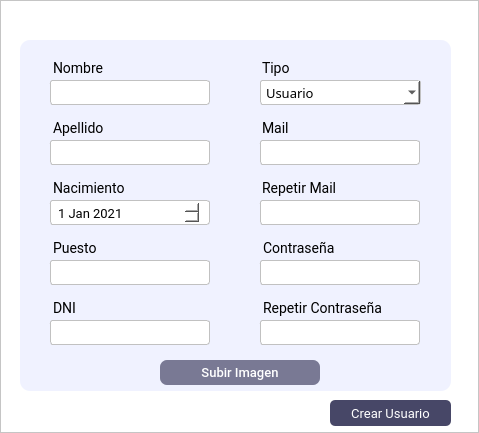
This is Interfaces/main/Ui/create_user.ui in juanignaciocansillieri/bullsoft as Qt 5 draws it before an edit. The edited form follows.
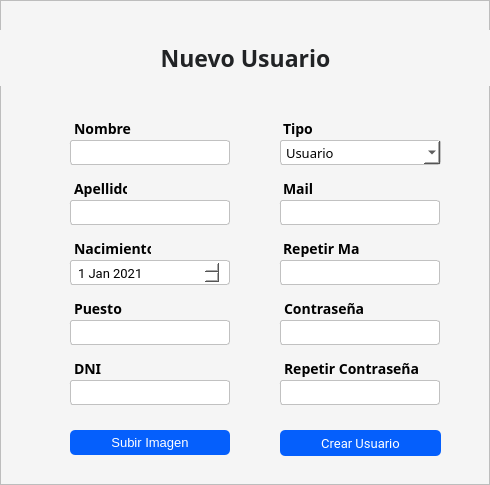
This is the edited form.

Diff of the .ui file:
```diff
--- a/Interfaces/main/Ui/create_user.ui
+++ b/Interfaces/main/Ui/create_user.ui
@@ -6,8 +6,8 @@
    <rect>
     <x>0</x>
     <y>0</y>
-    <width>479</width>
-    <height>433</height>
+    <width>490</width>
+    <height>485</height>
    </rect>
   </property>
   <property name="windowTitle">
@@ -45,7 +45,7 @@
        </size>
       </property>
       <property name="styleSheet">
-       <string notr="true">background: #fff;
+       <string notr="true">background: #f5f5f5;
 </string>
       </property>
       <property name="frameShape">
@@ -54,37 +54,85 @@
       <property name="frameShadow">
        <enum>QFrame::Raised</enum>
       </property>
-      <widget class="QFrame" name="frame_3">
+      <widget class="QPushButton" name="crearprod_btn">
        <property name="geometry">
         <rect>
-         <x>20</x>
-         <y>40</y>
-         <width>431</width>
-         <height>351</height>
+         <x>280</x>
+         <y>430</y>
+         <width>161</width>
+         <height>26</height>
         </rect>
+       </property>
+       <property name="font">
+        <font>
+         <family>Roboto</family>
+         <pointsize>10</pointsize>
+        </font>
+       </property>
+       <property name="cursor">
+        <cursorShape>PointingHandCursor</cursorShape>
+       </property>
+       <property name="styleSheet">
+        <string notr="true">QPushButton{
+background-color: #055ffc;
+color:#fff;
+border-radius: 5px;
+text-align:center;
+}
+
+QPushButton:hover{
+
+}</string>
+       </property>
+       <property name="text">
+        <string>Crear Usuario</string>
+       </property>
+      </widget>
+      <widget class="QLineEdit" name="dni_input">
+       <property name="geometry">
+        <rect>
+         <x>60</x>
+         <y>380</y>
+         <width>170</width>
+         <height>25</height>
+        </rect>
+       </property>
+       <property name="minimumSize">
+        <size>
+         <width>0</width>
+         <height>0</height>
+        </size>
        </property>
        <property name="maximumSize">
         <size>
          <width>16777215</width>
-         <height>400</height>
+         <height>25</height>
         </size>
        </property>
        <property name="styleSheet">
-        <string notr="true">border-radius: 10px;
-background-color: rgb(240, 242, 255);
+        <string notr="true">QLineEdit{
+background-color: #fff;
+border: 0.5px solid #c1c1c1;
+border-radius: 3px;
+padding: 4 5px;
+color: #e9e9;
+font-family:Roboto;
+font-size:13px;
+font-weight: 400;
+margin-left: 10px;
+
+}
 </string>
        </property>
-       <property name="frameShape">
-        <enum>QFrame::StyledPanel</enum>
+       <property name="placeholderText">
+        <string/>
        </property>
-       <property name="frameShadow">
-        <enum>QFrame::Raised</enum>
-       </property>
+      </widget>
        <widget class="QLabel" name="label_rep_password">
         <property name="geometry">
          <rect>
-          <x>230</x>
-          <y>250</y>
+         <x>270</x>
+         <y>350</y>
           <width>158</width>
           <height>27</height>
          </rect>
@@ -97,13 +145,14 @@
         </property>
         <property name="font">
          <font>
-          <family>Roboto</family>
+         <family>Cairo</family>
           <pointsize>-1</pointsize>
+         <weight>75</weight>
+         <bold>true</bold>
          </font>
         </property>
         <property name="styleSheet">
-         <string notr="true">font-family: Roboto;
-font-size: 14px;
+        <string notr="true">font-size: 14px;
 margin-top:10px;
 margin-left:10px
 
@@ -113,11 +162,86 @@
          <string>Repetir Contraseña</string>
         </property>
        </widget>
+      <widget class="QLabel" name="label_mail">
+       <property name="geometry">
+        <rect>
+         <x>269</x>
+         <y>170</y>
+         <width>90</width>
+         <height>27</height>
+        </rect>
+       </property>
+       <property name="maximumSize">
+        <size>
+         <width>90</width>
+         <height>16777215</height>
+        </size>
+       </property>
+       <property name="font">
+        <font>
+         <family>Cairo</family>
+         <pointsize>-1</pointsize>
+         <weight>75</weight>
+         <bold>true</bold>
+        </font>
+       </property>
+       <property name="styleSheet">
+        <string notr="true">font-size: 14px;
+color: #000;
+margin-top:10px;
+margin-left:10px
+
+</string>
+       </property>
+       <property name="text">
+        <string>Mail</string>
+       </property>
+      </widget>
+      <widget class="QLineEdit" name="mail_input">
+       <property name="geometry">
+        <rect>
+         <x>270</x>
+         <y>200</y>
+         <width>170</width>
+         <height>25</height>
+        </rect>
+       </property>
+       <property name="minimumSize">
+        <size>
+         <width>0</width>
+         <height>0</height>
+        </size>
+       </property>
+       <property name="maximumSize">
+        <size>
+         <width>16777215</width>
+         <height>25</height>
+        </size>
+       </property>
+       <property name="styleSheet">
+        <string notr="true">QLineEdit{
+background-color: #fff;
+border: 0.5px solid #c1c1c1;
+border-radius: 3px;
+padding: 4 5px;
+color: #e9e9;
+font-family:Roboto;
+font-size:13px;
+font-weight: 400;
+margin-left: 10px;
+
+}
+</string>
+       </property>
+       <property name="placeholderText">
+        <string/>
+       </property>
+      </widget>
        <widget class="QComboBox" name="tipo_cb">
         <property name="geometry">
          <rect>
-          <x>240</x>
-          <y>40</y>
+         <x>280</x>
+         <y>140</y>
           <width>161</width>
           <height>25</height>
          </rect>
@@ -173,45 +297,11 @@
          </property>
         </item>
        </widget>
-       <widget class="QLabel" name="label_mail">
+      <widget class="QLineEdit" name="pass_input">
         <property name="geometry">
          <rect>
-          <x>229</x>
-          <y>70</y>
-          <width>90</width>
-          <height>27</height>
-         </rect>
-        </property>
-        <property name="maximumSize">
-         <size>
-          <width>90</width>
-          <height>16777215</height>
-         </size>
-        </property>
-        <property name="font">
-         <font>
-          <family>Roboto</family>
-          <pointsize>-1</pointsize>
-         </font>
-        </property>
-        <property name="styleSheet">
-         <string notr="true">font-family: Roboto;
-font-size: 14px;
-color: #000;
-margin-top:10px;
-margin-left:10px
-
-</string>
-        </property>
-        <property name="text">
-         <string>Mail</string>
-        </property>
-       </widget>
-       <widget class="QLineEdit" name="apellido_input">
-        <property name="geometry">
-         <rect>
-          <x>20</x>
-          <y>100</y>
+         <x>270</x>
+         <y>320</y>
           <width>170</width>
           <height>25</height>
          </rect>
@@ -243,88 +333,35 @@
 }
 </string>
         </property>
+       <property name="inputMethodHints">
+        <set>Qt::ImhHiddenText|Qt::ImhNoAutoUppercase|Qt::ImhNoPredictiveText|Qt::ImhSensitiveData</set>
+       </property>
+       <property name="echoMode">
+        <enum>QLineEdit::Password</enum>
+       </property>
         <property name="placeholderText">
          <string/>
         </property>
        </widget>
-       <widget class="QLabel" name="label_apellido">
-        <property name="geometry">
-         <rect>
-          <x>20</x>
-          <y>70</y>
-          <width>67</width>
-          <height>27</height>
-         </rect>
-        </property>
-        <property name="font">
-         <font>
-          <family>Roboto</family>
-          <pointsize>-1</pointsize>
-         </font>
-        </property>
-        <property name="styleSheet">
-         <string notr="true">font-family: Roboto;
-font-size: 14px;
-margin-top:10px;
-margin-left:10px
-
-</string>
-        </property>
-        <property name="text">
-         <string>Apellido</string>
-        </property>
-       </widget>
-       <widget class="QLabel" name="label_tipo">
-        <property name="geometry">
-         <rect>
-          <x>229</x>
-          <y>10</y>
-          <width>90</width>
-          <height>27</height>
-         </rect>
-        </property>
-        <property name="maximumSize">
-         <size>
-          <width>90</width>
-          <height>16777215</height>
-         </size>
-        </property>
-        <property name="font">
-         <font>
-          <family>Roboto</family>
-          <pointsize>-1</pointsize>
-         </font>
-        </property>
-        <property name="styleSheet">
-         <string notr="true">font-family: Roboto;
-font-size: 14px;
-margin-top:10px;
-margin-left:10px
-
-</string>
-        </property>
-        <property name="text">
-         <string>Tipo</string>
-        </property>
-       </widget>
        <widget class="QLabel" name="label_nombre">
         <property name="geometry">
          <rect>
-          <x>20</x>
-          <y>10</y>
+         <x>60</x>
+         <y>110</y>
           <width>71</width>
           <height>27</height>
          </rect>
         </property>
         <property name="font">
          <font>
-          <family>Roboto</family>
+         <family>Cairo</family>
           <pointsize>-1</pointsize>
+         <weight>75</weight>
+         <bold>true</bold>
          </font>
         </property>
         <property name="styleSheet">
-         <string notr="true">font-family: Roboto;
-font-size: 14px;
+        <string notr="true">font-size: 14px;
 margin-top:10px;
 margin-left:10px
 
@@ -337,8 +374,8 @@
        <widget class="QLineEdit" name="nombre_input_2">
         <property name="geometry">
          <rect>
-          <x>20</x>
-          <y>40</y>
+         <x>60</x>
+         <y>140</y>
           <width>170</width>
           <height>25</height>
          </rect>
@@ -377,84 +414,65 @@
          <string/>
         </property>
        </widget>
-       <widget class="QLabel" name="label_password">
+      <widget class="QLineEdit" name="apellido_input">
         <property name="geometry">
          <rect>
-          <x>230</x>
-          <y>190</y>
-          <width>154</width>
-          <height>27</height>
-         </rect>
-        </property>
+         <x>60</x>
+         <y>200</y>
+         <width>170</width>
+         <height>25</height>
+        </rect>
+       </property>
+       <property name="minimumSize">
+        <size>
+         <width>0</width>
+         <height>0</height>
+        </size>
+       </property>
         <property name="maximumSize">
          <size>
-          <width>154</width>
-          <height>16777215</height>
-         </size>
-        </property>
-        <property name="font">
-         <font>
-          <family>Roboto</family>
-          <pointsize>-1</pointsize>
-         </font>
-        </property>
+         <width>16777215</width>
+         <height>25</height>
+        </size>
+       </property>
         <property name="styleSheet">
-         <string notr="true">font-family: Roboto;
-font-size: 14px;
-margin-top:10px;
-margin-left:10px
+        <string notr="true">QLineEdit{
+background-color: #fff;
+border: 0.5px solid #c1c1c1;
+border-radius: 3px;
+padding: 4 5px;
+color: #e9e9;
+font-family:Roboto;
+font-size:13px;
+font-weight: 400;
+margin-left: 10px;
 
+}
 </string>
         </property>
-        <property name="text">
-         <string>Contraseña</string>
-        </property>
-       </widget>
-       <widget class="QLabel" name="label_dni">
-        <property name="geometry">
-         <rect>
-          <x>20</x>
-          <y>250</y>
-          <width>71</width>
-          <height>27</height>
-         </rect>
-        </property>
-        <property name="font">
-         <font>
-          <family>Roboto</family>
-          <pointsize>-1</pointsize>
-         </font>
-        </property>
-        <property name="styleSheet">
-         <string notr="true">font-family: Roboto;
-font-size: 14px;
-margin-top:10px;
-margin-left:10px
-
-</string>
-        </property>
-        <property name="text">
-         <string>DNI</string>
+       <property name="placeholderText">
+        <string/>
         </property>
        </widget>
        <widget class="QLabel" name="label_nacimiento">
         <property name="geometry">
          <rect>
-          <x>20</x>
-          <y>130</y>
+         <x>60</x>
+         <y>230</y>
           <width>91</width>
           <height>27</height>
          </rect>
         </property>
         <property name="font">
          <font>
-          <family>Roboto</family>
+         <family>Cairo</family>
           <pointsize>-1</pointsize>
+         <weight>75</weight>
+         <bold>true</bold>
          </font>
         </property>
         <property name="styleSheet">
-         <string notr="true">font-family: Roboto;
-font-size: 14px;
+        <string notr="true">font-size: 14px;
 margin-top:10px;
 margin-left:10px
 
@@ -464,111 +482,11 @@
          <string>Nacimiento</string>
         </property>
        </widget>
-       <widget class="QLabel" name="label_rep_mail">
-        <property name="geometry">
-         <rect>
-          <x>229</x>
-          <y>130</y>
-          <width>90</width>
-          <height>27</height>
-         </rect>
-        </property>
-        <property name="maximumSize">
-         <size>
-          <width>90</width>
-          <height>16777215</height>
-         </size>
-        </property>
-        <property name="font">
-         <font>
-          <family>Roboto</family>
-          <pointsize>-1</pointsize>
-         </font>
-        </property>
-        <property name="styleSheet">
-         <string notr="true">font-family: Roboto;
-font-size: 14px;
-margin-top:10px;
-margin-left:10px
-
-</string>
-        </property>
-        <property name="text">
-         <string>Repetir Mail</string>
-        </property>
-       </widget>
-       <widget class="QLineEdit" name="puesto_input">
-        <property name="geometry">
-         <rect>
-          <x>20</x>
-          <y>220</y>
-          <width>170</width>
-          <height>25</height>
-         </rect>
-        </property>
-        <property name="minimumSize">
-         <size>
-          <width>0</width>
-          <height>0</height>
-         </size>
-        </property>
-        <property name="maximumSize">
-         <size>
-          <width>16777215</width>
-          <height>25</height>
-         </size>
-        </property>
-        <property name="styleSheet">
-         <string notr="true">QLineEdit{
-background-color: #fff;
-border: 0.5px solid #c1c1c1;
-border-radius: 3px;
-padding: 4 5px;
-color: #e9e9;
-font-family:Roboto;
-font-size:13px;
-font-weight: 400;
-margin-left: 10px;
-
-}
-</string>
-        </property>
-        <property name="placeholderText">
-         <string/>
-        </property>
-       </widget>
-       <widget class="QLabel" name="label_puesto">
-        <property name="geometry">
-         <rect>
-          <x>20</x>
-          <y>190</y>
-          <width>84</width>
-          <height>27</height>
-         </rect>
-        </property>
-        <property name="font">
-         <font>
-          <family>Roboto</family>
-          <pointsize>-1</pointsize>
-         </font>
-        </property>
-        <property name="styleSheet">
-         <string notr="true">font-family: Roboto;
-font-size: 14px;
-margin-top:10px;
-margin-left:10px
-
-</string>
-        </property>
-        <property name="text">
-         <string>Puesto</string>
-        </property>
-       </widget>
        <widget class="QDateEdit" name="nacimiento_date">
         <property name="geometry">
          <rect>
-          <x>20</x>
-          <y>160</y>
+         <x>60</x>
+         <y>260</y>
           <width>170</width>
           <height>25</height>
          </rect>
@@ -598,256 +516,76 @@
          </datetime>
         </property>
        </widget>
-       <widget class="QLineEdit" name="mail_input">
+      <widget class="QLabel" name="label_password">
         <property name="geometry">
          <rect>
-          <x>230</x>
-          <y>100</y>
-          <width>170</width>
-          <height>25</height>
-         </rect>
-        </property>
-        <property name="minimumSize">
-         <size>
-          <width>0</width>
-          <height>0</height>
-         </size>
-        </property>
+         <x>270</x>
+         <y>290</y>
+         <width>154</width>
+         <height>27</height>
+        </rect>
+       </property>
         <property name="maximumSize">
          <size>
-          <width>16777215</width>
-          <height>25</height>
-         </size>
-        </property>
-        <property name="styleSheet">
-         <string notr="true">QLineEdit{
-background-color: #fff;
-border: 0.5px solid #c1c1c1;
-border-radius: 3px;
-padding: 4 5px;
-color: #e9e9;
-font-family:Roboto;
-font-size:13px;
-font-weight: 400;
-margin-left: 10px;
-
-}
-</string>
-        </property>
-        <property name="placeholderText">
-         <string/>
-        </property>
-       </widget>
-       <widget class="QLineEdit" name="mail_rep_input">
-        <property name="geometry">
-         <rect>
-          <x>230</x>
-          <y>160</y>
-          <width>170</width>
-          <height>25</height>
-         </rect>
-        </property>
-        <property name="minimumSize">
-         <size>
-          <width>0</width>
-          <height>0</height>
-         </size>
-        </property>
-        <property name="maximumSize">
-         <size>
-          <width>16777215</width>
-          <height>25</height>
-         </size>
-        </property>
+         <width>154</width>
+         <height>16777215</height>
+        </size>
+       </property>
+       <property name="font">
+        <font>
+         <family>Cairo</family>
+         <pointsize>-1</pointsize>
+         <weight>75</weight>
+         <bold>true</bold>
+        </font>
+       </property>
         <property name="styleSheet">
-         <string notr="true">QLineEdit{
-background-color: #fff;
-border: 0.5px solid #c1c1c1;
-border-radius: 3px;
-padding: 4 5px;
-color: #e9e9;
-font-family:Roboto;
-font-size:13px;
-font-weight: 400;
-margin-left: 10px;
+        <string notr="true">font-size: 14px;
+margin-top:10px;
+margin-left:10px
 
-}
 </string>
         </property>
-        <property name="placeholderText">
-         <string/>
-        </property>
-       </widget>
-       <widget class="QLineEdit" name="pass_rep_input">
+       <property name="text">
+        <string>Contraseña</string>
+       </property>
+      </widget>
+      <widget class="QLabel" name="label_puesto">
         <property name="geometry">
          <rect>
-          <x>230</x>
-          <y>280</y>
-          <width>170</width>
-          <height>25</height>
-         </rect>
-        </property>
-        <property name="minimumSize">
-         <size>
-          <width>0</width>
-          <height>0</height>
-         </size>
-        </property>
-        <property name="maximumSize">
-         <size>
-          <width>16777215</width>
-          <height>25</height>
-         </size>
-        </property>
-        <property name="styleSheet">
-         <string notr="true">QLineEdit{
-background-color: #fff;
-border: 0.5px solid #c1c1c1;
-border-radius: 3px;
-padding: 4 5px;
-color: #e9e9;
-font-family:Roboto;
-font-size:13px;
-font-weight: 400;
-margin-left: 10px;
-
-}
-</string>
-        </property>
-        <property name="echoMode">
-         <enum>QLineEdit::Password</enum>
-        </property>
-        <property name="placeholderText">
-         <string/>
-        </property>
-       </widget>
-       <widget class="QLineEdit" name="pass_input">
-        <property name="geometry">
-         <rect>
-          <x>230</x>
-          <y>220</y>
-          <width>170</width>
-          <height>25</height>
-         </rect>
-        </property>
-        <property name="minimumSize">
-         <size>
-          <width>0</width>
-          <height>0</height>
-         </size>
-        </property>
-        <property name="maximumSize">
-         <size>
-          <width>16777215</width>
-          <height>25</height>
-         </size>
-        </property>
-        <property name="styleSheet">
-         <string notr="true">QLineEdit{
-background-color: #fff;
-border: 0.5px solid #c1c1c1;
-border-radius: 3px;
-padding: 4 5px;
-color: #e9e9;
-font-family:Roboto;
-font-size:13px;
-font-weight: 400;
-margin-left: 10px;
-
-}
-</string>
-        </property>
-        <property name="inputMethodHints">
-         <set>Qt::ImhHiddenText|Qt::ImhNoAutoUppercase|Qt::ImhNoPredictiveText|Qt::ImhSensitiveData</set>
-        </property>
-        <property name="echoMode">
-         <enum>QLineEdit::Password</enum>
-        </property>
-        <property name="placeholderText">
-         <string/>
-        </property>
-       </widget>
-       <widget class="QLineEdit" name="dni_input">
-        <property name="geometry">
-         <rect>
-          <x>20</x>
-          <y>280</y>
-          <width>170</width>
-          <height>25</height>
-         </rect>
-        </property>
-        <property name="minimumSize">
-         <size>
-          <width>0</width>
-          <height>0</height>
-         </size>
-        </property>
-        <property name="maximumSize">
-         <size>
-          <width>16777215</width>
-          <height>25</height>
-         </size>
-        </property>
-        <property name="styleSheet">
-         <string notr="true">QLineEdit{
-background-color: #fff;
-border: 0.5px solid #c1c1c1;
-border-radius: 3px;
-padding: 4 5px;
-color: #e9e9;
-font-family:Roboto;
-font-size:13px;
-font-weight: 400;
-margin-left: 10px;
-
-}
-</string>
-        </property>
-        <property name="placeholderText">
-         <string/>
-        </property>
-       </widget>
-      </widget>
-      <widget class="QPushButton" name="crearprod_btn">
-       <property name="geometry">
-        <rect>
-         <x>330</x>
-         <y>400</y>
-         <width>121</width>
-         <height>26</height>
-        </rect>
-       </property>
+         <x>60</x>
+         <y>290</y>
+         <width>84</width>
+         <height>27</height>
+        </rect>
+       </property>
        <property name="font">
         <font>
-         <family>Roboto</family>
+         <family>Cairo</family>
          <pointsize>-1</pointsize>
+         <weight>75</weight>
+         <bold>true</bold>
         </font>
        </property>
        <property name="cursor">
         <cursorShape>PointingHandCursor</cursorShape>
        </property>
        <property name="styleSheet">
-        <string notr="true">QPushButton{
-background-color: rgba(71, 71, 103);
-color: #fff;
-border-radius:5px;
-font-family:Roboto;
-font-size: 13px
+        <string notr="true">font-size: 14px;
+margin-top:10px;
+margin-left:10px
 
-}
-QPushButton:hover{
-background-color: rgba(71, 71, 103,180);
-}</string>
+</string>
        </property>
        <property name="text">
-        <string>Crear Usuario</string>
+        <string>Puesto</string>
        </property>
       </widget>
       <widget class="QPushButton" name="subirFoto_btn">
        <property name="geometry">
         <rect>
-         <x>160</x>
-         <y>360</y>
+         <x>70</x>
+         <y>430</y>
          <width>160</width>
          <height>25</height>
         </rect>
@@ -858,20 +596,22 @@
          <height>16777215</height>
         </size>
        </property>
+       <property name="font">
+        <font>
+         <pointsize>10</pointsize>
+        </font>
+       </property>
        <property name="cursor">
         <cursorShape>PointingHandCursor</cursorShape>
        </property>
        <property name="styleSheet">
         <string notr="true">QPushButton{
-background-color: rgba(71, 71, 103,180);
-border-radius: 7px;
-padding: 4 10px;
-color: #fff;
-font-family:Roboto;
-border: none;
-font-size:13px;
-font-weight: 500;
+background-color: #055ffc;
+color:#fff;
+border-radius: 5px;
+text-align:center;
 }
+
 QPushButton:hover{
 background-color: rgba(71, 71, 103);
 color: #fff;
@@ -882,6 +622,282 @@
         <string>Subir Imagen</string>
        </property>
       </widget>
+      <widget class="QLineEdit" name="pass_rep_input">
+       <property name="geometry">
+        <rect>
+         <x>270</x>
+         <y>380</y>
+         <width>170</width>
+         <height>25</height>
+        </rect>
+       </property>
+       <property name="minimumSize">
+        <size>
+         <width>0</width>
+         <height>0</height>
+        </size>
+       </property>
+       <property name="maximumSize">
+        <size>
+         <width>16777215</width>
+         <height>25</height>
+        </size>
+       </property>
+       <property name="styleSheet">
+        <string notr="true">QLineEdit{
+background-color: #fff;
+border: 0.5px solid #c1c1c1;
+border-radius: 3px;
+padding: 4 5px;
+color: #e9e9;
+font-family:Roboto;
+font-size:13px;
+font-weight: 400;
+margin-left: 10px;
+
+}
+</string>
+       </property>
+       <property name="echoMode">
+        <enum>QLineEdit::Password</enum>
+       </property>
+       <property name="placeholderText">
+        <string/>
+       </property>
+      </widget>
+      <widget class="QLabel" name="label_rep_mail">
+       <property name="geometry">
+        <rect>
+         <x>269</x>
+         <y>230</y>
+         <width>90</width>
+         <height>27</height>
+        </rect>
+       </property>
+       <property name="maximumSize">
+        <size>
+         <width>90</width>
+         <height>16777215</height>
+        </size>
+       </property>
+       <property name="font">
+        <font>
+         <family>Cairo</family>
+         <pointsize>-1</pointsize>
+         <weight>75</weight>
+         <bold>true</bold>
+        </font>
+       </property>
+       <property name="styleSheet">
+        <string notr="true">font-size: 14px;
+margin-top:10px;
+margin-left:10px
+
+</string>
+       </property>
+       <property name="text">
+        <string>Repetir Mail</string>
+       </property>
+      </widget>
+      <widget class="QLineEdit" name="mail_rep_input">
+       <property name="geometry">
+        <rect>
+         <x>270</x>
+         <y>260</y>
+         <width>170</width>
+         <height>25</height>
+        </rect>
+       </property>
+       <property name="minimumSize">
+        <size>
+         <width>0</width>
+         <height>0</height>
+        </size>
+       </property>
+       <property name="maximumSize">
+        <size>
+         <width>16777215</width>
+         <height>25</height>
+        </size>
+       </property>
+       <property name="styleSheet">
+        <string notr="true">QLineEdit{
+background-color: #fff;
+border: 0.5px solid #c1c1c1;
+border-radius: 3px;
+padding: 4 5px;
+color: #e9e9;
+font-family:Roboto;
+font-size:13px;
+font-weight: 400;
+margin-left: 10px;
+
+}
+</string>
+       </property>
+       <property name="placeholderText">
+        <string/>
+       </property>
+      </widget>
+      <widget class="QLabel" name="label_tipo">
+       <property name="geometry">
+        <rect>
+         <x>269</x>
+         <y>110</y>
+         <width>90</width>
+         <height>27</height>
+        </rect>
+       </property>
+       <property name="maximumSize">
+        <size>
+         <width>90</width>
+         <height>16777215</height>
+        </size>
+       </property>
+       <property name="font">
+        <font>
+         <family>Cairo</family>
+         <pointsize>-1</pointsize>
+         <weight>75</weight>
+         <bold>true</bold>
+        </font>
+       </property>
+       <property name="styleSheet">
+        <string notr="true">font-size: 14px;
+margin-top:10px;
+margin-left:10px
+
+</string>
+       </property>
+       <property name="text">
+        <string>Tipo</string>
+       </property>
+      </widget>
+      <widget class="QLabel" name="label_dni">
+       <property name="geometry">
+        <rect>
+         <x>60</x>
+         <y>350</y>
+         <width>71</width>
+         <height>27</height>
+        </rect>
+       </property>
+       <property name="font">
+        <font>
+         <family>Cairo</family>
+         <pointsize>-1</pointsize>
+         <weight>75</weight>
+         <bold>true</bold>
+        </font>
+       </property>
+       <property name="styleSheet">
+        <string notr="true">font-size: 14px;
+margin-top:10px;
+margin-left:10px
+
+</string>
+       </property>
+       <property name="text">
+        <string>DNI</string>
+       </property>
+      </widget>
+      <widget class="QLabel" name="label_apellido">
+       <property name="geometry">
+        <rect>
+         <x>60</x>
+         <y>170</y>
+         <width>67</width>
+         <height>27</height>
+        </rect>
+       </property>
+       <property name="font">
+        <font>
+         <family>Cairo</family>
+         <pointsize>-1</pointsize>
+         <weight>75</weight>
+         <bold>true</bold>
+        </font>
+       </property>
+       <property name="styleSheet">
+        <string notr="true">font-size: 14px;
+margin-top:10px;
+margin-left:10px
+
+</string>
+       </property>
+       <property name="text">
+        <string>Apellido</string>
+       </property>
+      </widget>
+      <widget class="QLineEdit" name="puesto_input">
+       <property name="geometry">
+        <rect>
+         <x>60</x>
+         <y>320</y>
+         <width>170</width>
+         <height>25</height>
+        </rect>
+       </property>
+       <property name="minimumSize">
+        <size>
+         <width>0</width>
+         <height>0</height>
+        </size>
+       </property>
+       <property name="maximumSize">
+        <size>
+         <width>16777215</width>
+         <height>25</height>
+        </size>
+       </property>
+       <property name="styleSheet">
+        <string notr="true">QLineEdit{
+background-color: #fff;
+border: 0.5px solid #c1c1c1;
+border-radius: 3px;
+padding: 4 5px;
+color: #e9e9;
+font-family:Roboto;
+font-size:13px;
+font-weight: 400;
+margin-left: 10px;
+
+}
+</string>
+       </property>
+       <property name="placeholderText">
+        <string/>
+       </property>
+      </widget>
+      <widget class="QLabel" name="label_5">
+       <property name="geometry">
+        <rect>
+         <x>0</x>
+         <y>30</y>
+         <width>491</width>
+         <height>61</height>
+        </rect>
+       </property>
+       <property name="font">
+        <font>
+         <family>Cairo</family>
+         <pointsize>17</pointsize>
+         <weight>75</weight>
+         <bold>true</bold>
+         <kerning>true</kerning>
+        </font>
+       </property>
+       <property name="styleSheet">
+        <string notr="true">color: #212325;
+margin-bottom: 5px</string>
+       </property>
+       <property name="text">
+        <string>Nuevo Usuario</string>
+       </property>
+       <property name="alignment">
+        <set>Qt::AlignCenter</set>
+       </property>
+      </widget>
      </widget>
     </item>
    </layout>
```
Left out of the diff: 7 changed lines with no effect on the pictures. Lines whose indentation alone changed are shown as unchanged.
